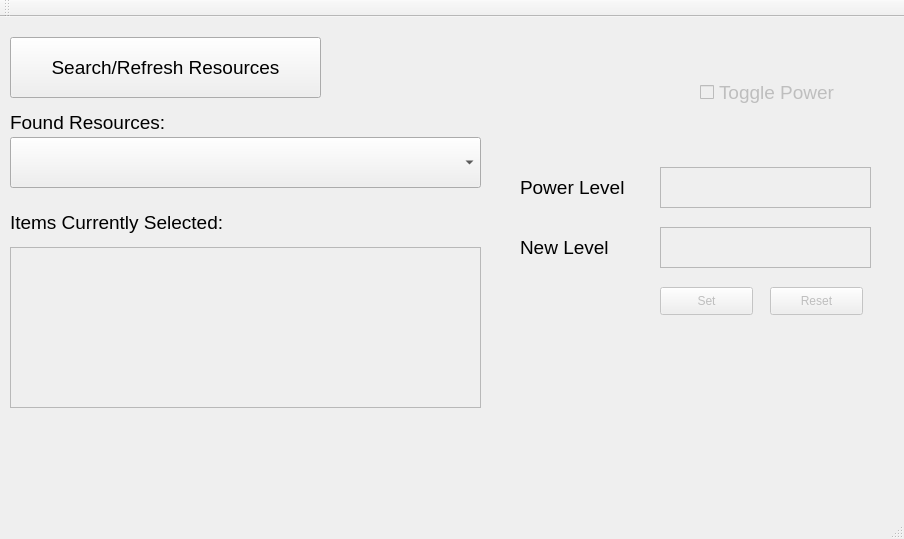
Above: src/mainwindow.ui from shattered97/OSICS_Interface before the change. Below: the same form after it.
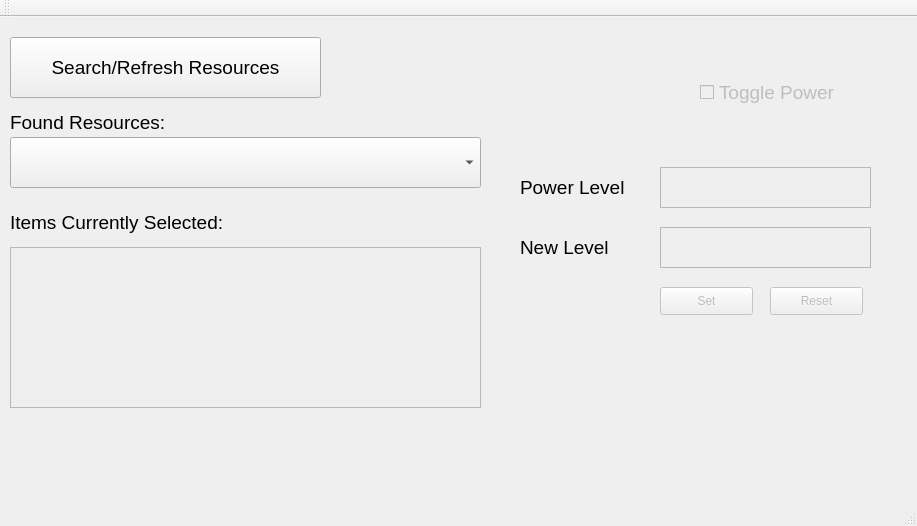
That is the form after the change.

The edit to the form file:
```diff
--- a/src/mainwindow.ui
+++ b/src/mainwindow.ui
@@ -6,8 +6,8 @@
    <rect>
     <x>0</x>
     <y>0</y>
-    <width>904</width>
-    <height>539</height>
+    <width>917</width>
+    <height>526</height>
    </rect>
   </property>
   <property name="windowTitle">
```
Left out of the diff: 2 changed lines with no effect on the pictures.
